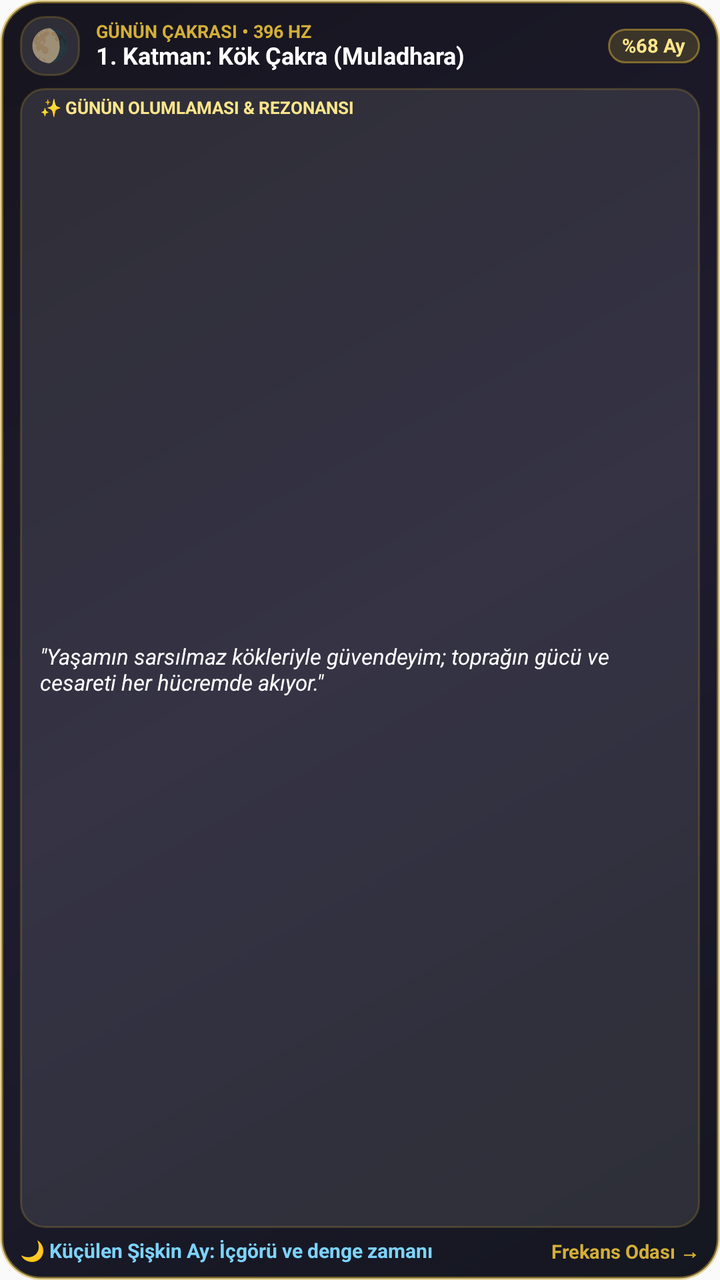
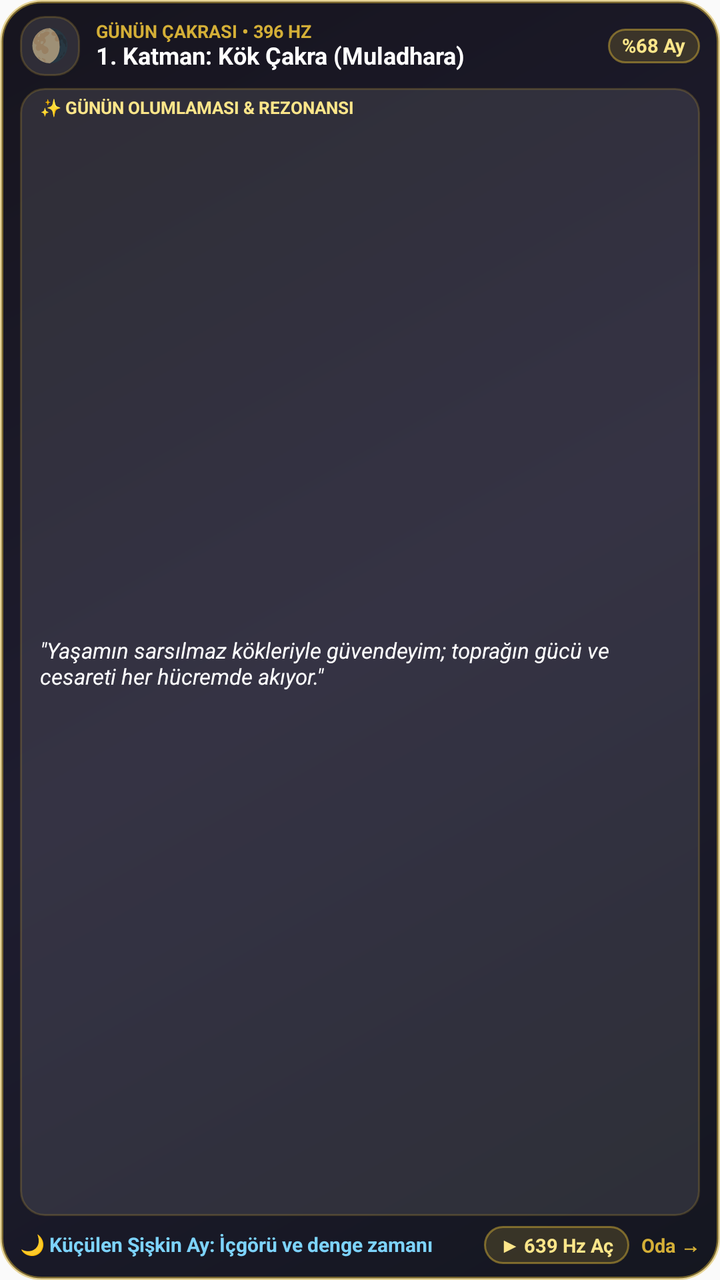

An Android layout rendered at two revisions. The XML below is the earlier revision; the diff shows what the commit changed to produce the second picture.
<!-- AndroidManifest.xml: application theme AppTheme -->
<!-- res/layout/chakra_moon_widget.xml -->
<?xml version="1.0" encoding="utf-8"?>
<LinearLayout xmlns:android="http://schemas.android.com/apk/res/android"
    android:id="@+id/cm_widget_root"
    android:layout_width="match_parent"
    android:layout_height="match_parent"
    android:background="@drawable/cosmic_widget_bg"
    android:orientation="vertical"
    android:paddingHorizontal="10dp"
    android:paddingVertical="8dp">

    
    <LinearLayout
        android:layout_width="match_parent"
        android:layout_height="wrap_content"
        android:gravity="center_vertical"
        android:orientation="horizontal">

        <TextView
            android:id="@+id/cm_moon_icon"
            android:layout_width="30dp"
            android:layout_height="30dp"
            android:background="@drawable/cosmic_inner_card_bg"
            android:gravity="center"
            android:includeFontPadding="false"
            android:text="🌖"
            android:textSize="16sp" />

        <LinearLayout
            android:layout_width="0dp"
            android:layout_height="wrap_content"
            android:layout_marginStart="8dp"
            android:layout_marginEnd="6dp"
            android:layout_weight="1"
            android:orientation="vertical">

            <TextView
                android:id="@+id/cm_chakra_badge"
                android:layout_width="match_parent"
                android:layout_height="wrap_content"
                android:autoSizeMaxTextSize="9sp"
                android:autoSizeMinTextSize="7sp"
                android:autoSizeStepGranularity="0.5sp"
                android:autoSizeTextType="uniform"
                android:ellipsize="end"
                android:includeFontPadding="false"
                android:maxLines="1"
                android:text="GÜNÜN ÇAKRASI • 396 HZ"
                android:textColor="#D4AF37"
                android:textSize="9sp"
                android:textStyle="bold" />

            <TextView
                android:id="@+id/cm_chakra_title"
                android:layout_width="match_parent"
                android:layout_height="wrap_content"
                android:autoSizeMaxTextSize="12.5sp"
                android:autoSizeMinTextSize="8.5sp"
                android:autoSizeStepGranularity="0.5sp"
                android:autoSizeTextType="uniform"
                android:ellipsize="end"
                android:includeFontPadding="false"
                android:maxLines="1"
                android:text="1. Katman: Kök Çakra (Muladhara)"
                android:textColor="#FFFFFF"
                android:textSize="12sp"
                android:textStyle="bold" />
        </LinearLayout>

        <TextView
            android:id="@+id/cm_moon_pill"
            android:layout_width="wrap_content"
            android:layout_height="wrap_content"
            android:background="@drawable/cosmic_pill_bg"
            android:includeFontPadding="false"
            android:paddingHorizontal="7dp"
            android:paddingVertical="3dp"
            android:text="%68 Ay"
            android:textColor="#FDE68A"
            android:textSize="9.5sp"
            android:textStyle="bold" />
    </LinearLayout>

    
    <LinearLayout
        android:layout_width="match_parent"
        android:layout_height="0dp"
        android:layout_marginTop="6dp"
        android:layout_weight="1"
        android:background="@drawable/cosmic_inner_card_bg"
        android:gravity="center_vertical"
        android:orientation="vertical"
        android:paddingHorizontal="10dp"
        android:paddingVertical="5dp">

        <TextView
            android:layout_width="wrap_content"
            android:layout_height="wrap_content"
            android:includeFontPadding="false"
            android:text="✨ GÜNÜN OLUMLAMASI &amp; REZONANSI"
            android:textColor="#FDE68A"
            android:textSize="8.5sp"
            android:textStyle="bold" />

        <TextView
            android:id="@+id/cm_affirmation"
            android:layout_width="match_parent"
            android:layout_height="0dp"
            android:layout_marginTop="2dp"
            android:layout_weight="1"
            android:autoSizeMaxTextSize="11sp"
            android:autoSizeMinTextSize="8.5sp"
            android:autoSizeStepGranularity="0.5sp"
            android:autoSizeTextType="uniform"
            android:ellipsize="end"
            android:gravity="center_vertical"
            android:includeFontPadding="false"
            android:maxLines="2"
            android:text="&quot;Yaşamın sarsılmaz kökleriyle güvendeyim; toprağın gücü ve cesareti her hücremde akıyor.&quot;"
            android:textColor="#FFFFFF"
            android:textSize="10.5sp"
            android:textStyle="italic" />
    </LinearLayout>

    
    <LinearLayout
        android:layout_width="match_parent"
        android:layout_height="wrap_content"
        android:layout_marginTop="5dp"
        android:gravity="center_vertical"
        android:orientation="horizontal">

        <TextView
            android:id="@+id/cm_moon_desc"
            android:layout_width="0dp"
            android:layout_height="wrap_content"
            android:layout_marginEnd="6dp"
            android:layout_weight="1"
            android:autoSizeMaxTextSize="10sp"
            android:autoSizeMinTextSize="8sp"
            android:autoSizeStepGranularity="0.5sp"
            android:autoSizeTextType="uniform"
            android:ellipsize="end"
            android:includeFontPadding="false"
            android:maxLines="1"
            android:text="🌙 Küçülen Şişkin Ay: İçgörü ve denge zamanı"
            android:textColor="#7DD3FC"
            android:textSize="10sp"
            android:textStyle="bold" />

        <TextView
            android:id="@+id/cm_open_freq_btn"
            android:layout_width="wrap_content"
            android:layout_height="wrap_content"
            android:includeFontPadding="false"
            android:text="Frekans Odası →"
            android:textColor="#D4AF37"
            android:textSize="9.5sp"
            android:textStyle="bold" />
    </LinearLayout>
</LinearLayout>
<!-- resources referenced by this layout -->
<resources>
  <!-- drawable cosmic_inner_card_bg (drawable) -->
  <?xml version="1.0" encoding="utf-8"?>
  <shape xmlns:android="http://schemas.android.com/apk/res/android"
      android:shape="rectangle">
      <solid android:color="#1AFFFFFF" />
      <corners android:radius="12dp" />
      <stroke
          android:width="1dp"
          android:color="#38D4AF37" />
  </shape>
  <!-- drawable cosmic_pill_bg (drawable) -->
  <?xml version="1.0" encoding="utf-8"?>
  <shape xmlns:android="http://schemas.android.com/apk/res/android"
      android:shape="rectangle">
      <solid android:color="#2ED4AF37" />
      <corners android:radius="10dp" />
      <stroke
          android:width="1dp"
          android:color="#80D4AF37" />
  </shape>
  <!-- drawable cosmic_widget_bg (drawable) -->
  <?xml version="1.0" encoding="utf-8"?>
  <shape xmlns:android="http://schemas.android.com/apk/res/android"
      android:shape="rectangle">
      <gradient
          android:angle="135"
          android:startColor="#F2080A14"
          android:centerColor="#F2121024"
          android:endColor="#F20A0812"
          android:type="linear" />
      <corners android:radius="20dp" />
      <stroke
          android:width="1.5dp"
          android:color="#80D4AF37" />
  </shape>
  <style name="AppTheme" parent="Theme.AppCompat.DayNight.NoActionBar">
      <item name="android:enforceNavigationBarContrast" tools:targetApi="29">true</item>
      <item name="android:editTextBackground">@drawable/rn_edit_text_material</item>
      <item name="colorPrimary">@color/colorPrimary</item>
      <item name="android:statusBarColor">#000000</item>
    </style>
  <!-- drawable rn_edit_text_material (drawable) -->
  <?xml version="1.0" encoding="utf-8"?>
  <inset xmlns:android="http://schemas.android.com/apk/res/android"
         android:insetLeft="@dimen/abc_edit_text_inset_horizontal_material"
         android:insetRight="@dimen/abc_edit_text_inset_horizontal_material"
         android:insetTop="@dimen/abc_edit_text_inset_top_material"
         android:insetBottom="@dimen/abc_edit_text_inset_bottom_material"
         >
  
      <selector>
          
          <item android:state_enabled="false" android:drawable="@drawable/abc_textfield_default_mtrl_alpha"/>
          <item android:drawable="@drawable/abc_textfield_activated_mtrl_alpha"/>
      </selector>
  
  </inset>
  <color name="colorPrimary">#D4AF37</color>
</resources>

<!-- the commit's change to res/layout/chakra_moon_widget.xml (unified diff, before → after) -->
@@ -148,11 +148,25 @@
             android:textStyle="bold" />
 
         <TextView
+            android:id="@+id/cm_play_freq_btn"
+            android:layout_width="wrap_content"
+            android:layout_height="wrap_content"
+            android:layout_marginEnd="6dp"
+            android:background="@drawable/cosmic_pill_bg"
+            android:includeFontPadding="false"
+            android:paddingHorizontal="8dp"
+            android:paddingVertical="3dp"
+            android:text="▶ 639 Hz Aç"
+            android:textColor="#FDE68A"
+            android:textSize="9.5sp"
+            android:textStyle="bold" />
+
+        <TextView
             android:id="@+id/cm_open_freq_btn"
             android:layout_width="wrap_content"
             android:layout_height="wrap_content"
             android:includeFontPadding="false"
-            android:text="Frekans Odası →"
+            android:text="Oda →"
             android:textColor="#D4AF37"
             android:textSize="9.5sp"
             android:textStyle="bold" />
